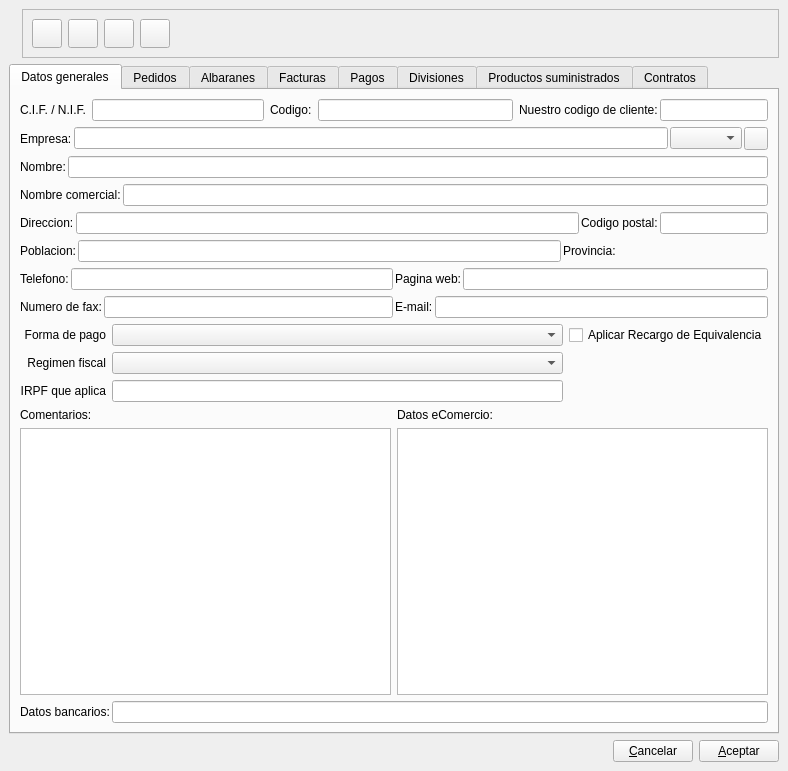
First picture: the form in bulmages/bulmafact/src/proveditbase.ui, repository eboladev/Bulmages-1, before the edit.
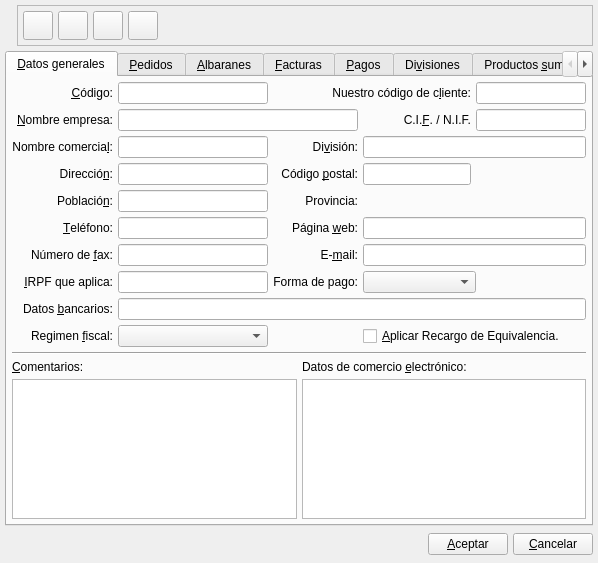
Second picture: the form after the edit. Icons and pictures are not drawn. Custom widgets are drawn as their Qt base class.

Commit message: Mejoradas algunas ventanas. Se ha anyadido un nuevo manual en el wiki 'Guia de Estilo Funcional'. Por ahora solo incluye los atajos de teclas (teclas rapidas) que se reservan para el conjunto de los programas BulmaGes. Ahora la tecla 'F5' ya no sirve para crear un nuevo presupuesto a cliente sino que se utilizara para actualizar los listados y sincronizarlos con la base de datos. Tambien se han hecho algunos cambios menores en algunos archivos. No es necesario actualizar la base de datos.

```diff
--- a/bulmages/bulmafact/src/proveditbase.ui
+++ b/bulmages/bulmafact/src/proveditbase.ui
@@ -6,8 +6,8 @@
    <rect>
     <x>0</x>
     <y>0</y>
-    <width>788</width>
-    <height>771</height>
+    <width>598</width>
+    <height>563</height>
    </rect>
   </property>
   <property name="windowTitle" >
@@ -18,10 +18,10 @@
   </property>
   <layout class="QVBoxLayout" >
    <property name="margin" >
-    <number>9</number>
+    <number>5</number>
    </property>
    <property name="spacing" >
-    <number>6</number>
+    <number>5</number>
    </property>
    <item>
     <layout class="QHBoxLayout" >
@@ -29,7 +29,7 @@
       <number>0</number>
      </property>
      <property name="spacing" >
-      <number>6</number>
+      <number>5</number>
      </property>
      <item>
       <widget class="QLabel" name="label" >
@@ -51,10 +51,10 @@
        </property>
        <layout class="QHBoxLayout" >
         <property name="margin" >
-         <number>9</number>
+         <number>5</number>
         </property>
         <property name="spacing" >
-         <number>6</number>
+         <number>5</number>
         </property>
         <item>
          <widget class="QToolButton" name="mui_crear" >
@@ -90,6 +90,9 @@
             <height>22</height>
            </size>
           </property>
+          <property name="shortcut" >
+           <string>Ctrl+N</string>
+          </property>
          </widget>
         </item>
         <item>
@@ -115,6 +118,9 @@
             <height>22</height>
            </size>
           </property>
+          <property name="shortcut" >
+           <string>Ctrl+S</string>
+          </property>
          </widget>
         </item>
         <item>
@@ -162,6 +168,9 @@
             <height>22</height>
            </size>
           </property>
+          <property name="shortcut" >
+           <string>Ctrl+P</string>
+          </property>
          </widget>
         </item>
         <item>
@@ -192,51 +201,29 @@
      </property>
      <widget class="QWidget" name="tab1" >
       <attribute name="title" >
-       <string>Datos generales</string>
+       <string>&amp;Datos generales</string>
       </attribute>
       <layout class="QGridLayout" >
        <property name="margin" >
-        <number>9</number>
+        <number>5</number>
        </property>
        <property name="spacing" >
-        <number>6</number>
+        <number>5</number>
        </property>
-       <item row="10" column="1" >
-        <widget class="QLineEdit" name="mui_irpfproveedor" />
-       </item>
-       <item row="10" column="0" >
-        <widget class="QLabel" name="textLabel2_8_8" >
-         <property name="text" >
-          <string>IRPF que aplica</string>
+       <item row="10" column="0" colspan="6" >
+        <widget class="Line" name="line" >
+         <property name="orientation" >
+          <enum>Qt::Horizontal</enum>
          </property>
-         <property name="alignment" >
-          <set>Qt::AlignRight|Qt::AlignTrailing|Qt::AlignVCenter</set>
-         </property>
-         <property name="buddy" >
-          <cstring></cstring>
-         </property>
         </widget>
        </item>
-       <item row="9" column="0" >
-        <widget class="QLabel" name="textLabel2_8_7" >
-         <property name="text" >
-          <string>Regimen fiscal</string>
-         </property>
-         <property name="alignment" >
-          <set>Qt::AlignRight|Qt::AlignTrailing|Qt::AlignVCenter</set>
-         </property>
-         <property name="buddy" >
-          <cstring></cstring>
-         </property>
-        </widget>
-       </item>
-       <item row="11" column="0" colspan="3" >
+       <item row="11" column="0" colspan="6" >
         <layout class="QHBoxLayout" >
          <property name="margin" >
           <number>0</number>
          </property>
          <property name="spacing" >
-          <number>6</number>
+          <number>5</number>
          </property>
          <item>
           <layout class="QVBoxLayout" >
@@ -244,17 +231,27 @@
             <number>0</number>
            </property>
            <property name="spacing" >
-            <number>6</number>
+            <number>5</number>
            </property>
            <item>
             <widget class="QLabel" name="textLabel2_4_2_2" >
              <property name="text" >
-              <string>Comentarios:</string>
+              <string>&amp;Comentarios:</string>
+             </property>
+             <property name="buddy" >
+              <cstring>m_comentproveedor</cstring>
              </property>
             </widget>
            </item>
            <item>
-            <widget class="QTextEdit" name="m_comentproveedor" />
+            <widget class="QTextEdit" name="m_comentproveedor" >
+             <property name="tabChangesFocus" >
+              <bool>true</bool>
+             </property>
+             <property name="textInteractionFlags" >
+              <enum>Qt::TextEditorInteraction</enum>
+             </property>
+            </widget>
            </item>
           </layout>
          </item>
@@ -264,7 +261,7 @@
             <number>0</number>
            </property>
            <property name="spacing" >
-            <number>6</number>
+            <number>5</number>
            </property>
            <item>
             <widget class="QLabel" name="textLabel2_4_2" >
@@ -283,224 +280,193 @@
               </size>
              </property>
              <property name="text" >
-              <string>Datos eComercio:</string>
+              <string>Datos de comercio &amp;electrónico:</string>
              </property>
+             <property name="buddy" >
+              <cstring>m_clavewebproveedor</cstring>
+             </property>
             </widget>
            </item>
            <item>
-            <widget class="QTextEdit" name="m_clavewebproveedor" />
+            <widget class="QTextEdit" name="m_clavewebproveedor" >
+             <property name="tabChangesFocus" >
+              <bool>true</bool>
+             </property>
+            </widget>
            </item>
           </layout>
          </item>
         </layout>
        </item>
-       <item row="8" column="2" >
-        <widget class="QCheckBox" name="mui_recargoeqproveedor" >
-         <property name="text" >
-          <string>Aplicar Recargo de Equivalencia</string>
+       <item row="7" column="5" >
+        <spacer>
+         <property name="orientation" >
+          <enum>Qt::Horizontal</enum>
          </property>
-        </widget>
-       </item>
-       <item row="8" column="1" >
-        <widget class="BusquedaFormaPago" name="mui_forma_pago" />
-       </item>
-       <item row="9" column="1" >
-        <widget class="BusquedaRegimenFiscal" name="mui_regimenfiscalproveedor" />
-       </item>
-       <item row="12" column="0" colspan="3" >
-        <layout class="QHBoxLayout" >
-         <property name="margin" >
-          <number>0</number>
+         <property name="sizeType" >
+          <enum>QSizePolicy::Preferred</enum>
          </property>
-         <property name="spacing" >
-          <number>2</number>
+         <property name="sizeHint" >
+          <size>
+           <width>141</width>
+           <height>20</height>
+          </size>
          </property>
-         <item>
-          <widget class="QLabel" name="textLabel2_4_3" >
-           <property name="text" >
-            <string>Datos bancarios:</string>
+        </spacer>
+       </item>
+       <item row="7" column="3" colspan="2" >
+        <widget class="BusquedaFormaPago" name="mui_forma_pago" >
+         <property name="minimumSize" >
+          <size>
+           <width>0</width>
+           <height>0</height>
+          </size>
            </property>
           </widget>
          </item>
-         <item>
-          <widget class="QLineEdit" name="m_cbancproveedor" />
-         </item>
-        </layout>
-       </item>
-       <item row="7" column="0" colspan="3" >
-        <layout class="QHBoxLayout" >
-         <property name="margin" >
-          <number>0</number>
+       <item row="7" column="2" >
+        <widget class="QLabel" name="textLabel2_8_6" >
+         <property name="text" >
+          <string>Forma de pago:</string>
          </property>
-         <property name="spacing" >
-          <number>2</number>
+         <property name="alignment" >
+          <set>Qt::AlignRight|Qt::AlignTrailing|Qt::AlignVCenter</set>
          </property>
-         <item>
-          <layout class="QHBoxLayout" >
-           <property name="margin" >
-            <number>0</number>
-           </property>
-           <property name="spacing" >
-            <number>2</number>
-           </property>
-           <item>
-            <widget class="QLabel" name="textLabel2_8_2" >
-             <property name="text" >
-              <string>Numero de fax:</string>
-             </property>
-            </widget>
-           </item>
-           <item>
-            <widget class="QLineEdit" name="m_faxproveedor" />
-           </item>
-          </layout>
-         </item>
-         <item>
-          <layout class="QHBoxLayout" >
-           <property name="margin" >
-            <number>0</number>
-           </property>
-           <property name="spacing" >
-            <number>2</number>
-           </property>
-           <item>
+         <property name="buddy" >
+          <cstring>mui_forma_pago</cstring>
+         </property>
+        </widget>
+       </item>
+       <item row="7" column="0" >
+        <widget class="QLabel" name="textLabel2_8_8" >
+         <property name="text" >
+          <string>&amp;IRPF que aplica:</string>
+         </property>
+         <property name="alignment" >
+          <set>Qt::AlignRight|Qt::AlignTrailing|Qt::AlignVCenter</set>
+         </property>
+         <property name="buddy" >
+          <cstring>mui_irpfproveedor</cstring>
+         </property>
+        </widget>
+       </item>
+       <item row="6" column="2" >
             <widget class="QLabel" name="textLabel2_8_3" >
              <property name="text" >
-              <string>E-mail:</string>
+          <string>E-&amp;mail:</string>
+         </property>
+         <property name="alignment" >
+          <set>Qt::AlignRight|Qt::AlignTrailing|Qt::AlignVCenter</set>
+         </property>
+         <property name="buddy" >
+          <cstring>m_emailproveedor</cstring>
              </property>
             </widget>
            </item>
-           <item>
+       <item row="6" column="3" colspan="3" >
             <widget class="QLineEdit" name="m_emailproveedor" />
            </item>
-          </layout>
-         </item>
-        </layout>
-       </item>
-       <item row="6" column="0" colspan="3" >
-        <layout class="QHBoxLayout" >
-         <property name="margin" >
-          <number>0</number>
-         </property>
-         <property name="spacing" >
-          <number>2</number>
-         </property>
-         <item>
-          <layout class="QHBoxLayout" >
-           <property name="margin" >
-            <number>0</number>
-           </property>
-           <property name="spacing" >
-            <number>2</number>
-           </property>
-           <item>
-            <widget class="QLabel" name="textLabel2_8" >
-             <property name="text" >
-              <string>Telefono:</string>
-             </property>
-            </widget>
-           </item>
-           <item>
-            <widget class="QLineEdit" name="m_telproveedor" />
-           </item>
-          </layout>
-         </item>
-         <item>
-          <layout class="QHBoxLayout" >
-           <property name="margin" >
-            <number>0</number>
-           </property>
-           <property name="spacing" >
-            <number>2</number>
-           </property>
-           <item>
+       <item row="5" column="2" >
             <widget class="QLabel" name="textLabel2_8_4" >
              <property name="text" >
-              <string>Pagina web:</string>
+          <string>Página &amp;web:</string>
+         </property>
+         <property name="alignment" >
+          <set>Qt::AlignRight|Qt::AlignTrailing|Qt::AlignVCenter</set>
+         </property>
+         <property name="buddy" >
+          <cstring>m_urlproveedor</cstring>
              </property>
             </widget>
            </item>
-           <item>
+       <item row="5" column="3" colspan="3" >
             <widget class="QLineEdit" name="m_urlproveedor" />
            </item>
-          </layout>
-         </item>
-        </layout>
+       <item row="4" column="3" colspan="3" >
+        <widget class="BusquedaProvincia" native="1" name="m_provproveedor" >
+         <property name="minimumSize" >
+          <size>
+           <width>150</width>
+           <height>0</height>
+          </size>
+         </property>
+        </widget>
+       </item>
+       <item row="6" column="1" >
+        <widget class="QLineEdit" name="m_faxproveedor" />
        </item>
-       <item row="5" column="0" colspan="3" >
-        <layout class="QHBoxLayout" >
-         <property name="margin" >
-          <number>0</number>
+       <item row="6" column="0" >
+        <widget class="QLabel" name="textLabel2_8_2" >
+         <property name="text" >
+          <string>Número de &amp;fax:</string>
          </property>
-         <property name="spacing" >
-          <number>2</number>
+         <property name="alignment" >
+          <set>Qt::AlignRight|Qt::AlignTrailing|Qt::AlignVCenter</set>
          </property>
-         <item>
-          <widget class="QLabel" name="textLabel2_9" >
-           <property name="text" >
-            <string>Poblacion:</string>
+         <property name="buddy" >
+          <cstring>m_faxproveedor</cstring>
            </property>
           </widget>
          </item>
-         <item>
-          <widget class="QLineEdit" name="m_poblproveedor" />
-         </item>
-         <item>
+       <item row="5" column="1" >
+        <widget class="QLineEdit" name="m_telproveedor" />
+       </item>
+       <item row="5" column="0" >
+        <widget class="QLabel" name="textLabel2_8" >
+         <property name="text" >
+          <string>&amp;Teléfono:</string>
+         </property>
+         <property name="alignment" >
+          <set>Qt::AlignRight|Qt::AlignTrailing|Qt::AlignVCenter</set>
+         </property>
+         <property name="buddy" >
+          <cstring>m_telproveedor</cstring>
+         </property>
+        </widget>
+       </item>
+       <item row="4" column="2" >
           <widget class="QLabel" name="textLabel2_9_2" >
            <property name="text" >
             <string>Provincia:</string>
            </property>
-          </widget>
-         </item>
-         <item>
-          <widget class="BusquedaProvincia" native="1" name="m_provproveedor" >
-           <property name="minimumSize" >
-            <size>
-             <width>150</width>
-             <height>0</height>
-            </size>
+         <property name="alignment" >
+          <set>Qt::AlignRight|Qt::AlignTrailing|Qt::AlignVCenter</set>
            </property>
           </widget>
          </item>
-        </layout>
+       <item row="4" column="1" >
+        <widget class="QLineEdit" name="m_poblproveedor" />
        </item>
-       <item row="4" column="0" colspan="3" >
-        <layout class="QHBoxLayout" >
-         <property name="margin" >
-          <number>0</number>
+       <item row="4" column="0" >
+        <widget class="QLabel" name="textLabel2_9" >
+         <property name="text" >
+          <string>Població&amp;n:</string>
          </property>
-         <property name="spacing" >
-          <number>2</number>
+         <property name="alignment" >
+          <set>Qt::AlignRight|Qt::AlignTrailing|Qt::AlignVCenter</set>
          </property>
-         <item>
-          <layout class="QHBoxLayout" >
-           <property name="margin" >
-            <number>0</number>
-           </property>
-           <property name="spacing" >
-            <number>2</number>
-           </property>
-           <item>
+         <property name="buddy" >
+          <cstring>m_poblproveedor</cstring>
+         </property>
+        </widget>
+       </item>
+       <item row="3" column="0" >
             <widget class="QLabel" name="textLabel2_6" >
              <property name="text" >
-              <string>Direccion:</string>
+          <string>Direcció&amp;n:</string>
+         </property>
+         <property name="alignment" >
+          <set>Qt::AlignRight|Qt::AlignTrailing|Qt::AlignVCenter</set>
+         </property>
+         <property name="buddy" >
+          <cstring>m_dirproveedor</cstring>
              </property>
             </widget>
            </item>
-           <item>
+       <item row="3" column="1" >
             <widget class="QLineEdit" name="m_dirproveedor" />
            </item>
-          </layout>
-         </item>
-         <item>
-          <layout class="QHBoxLayout" >
-           <property name="margin" >
-            <number>0</number>
-           </property>
-           <property name="spacing" >
-            <number>2</number>
-           </property>
-           <item>
+       <item row="3" column="2" >
             <widget class="QLabel" name="textLabel2_7" >
              <property name="sizePolicy" >
               <sizepolicy>
@@ -511,11 +477,30 @@
               </sizepolicy>
              </property>
              <property name="text" >
-              <string>Codigo postal:</string>
+          <string>Código &amp;postal:</string>
+         </property>
+         <property name="alignment" >
+          <set>Qt::AlignRight|Qt::AlignTrailing|Qt::AlignVCenter</set>
+         </property>
+         <property name="buddy" >
+          <cstring>m_cpproveedor</cstring>
              </property>
             </widget>
            </item>
-           <item>
+       <item row="3" column="4" colspan="2" >
+        <spacer>
+         <property name="orientation" >
+          <enum>Qt::Horizontal</enum>
+         </property>
+         <property name="sizeHint" >
+          <size>
+           <width>171</width>
+           <height>20</height>
+          </size>
+         </property>
+        </spacer>
+       </item>
+       <item row="3" column="3" >
             <widget class="QLineEdit" name="m_cpproveedor" >
              <property name="sizePolicy" >
               <sizepolicy>
@@ -527,171 +512,183 @@
              </property>
             </widget>
            </item>
-          </layout>
-         </item>
-        </layout>
+       <item row="2" column="2" >
+        <widget class="QLabel" name="textLabel2_2_2" >
+         <property name="text" >
+          <string>Di&amp;visión:</string>
+         </property>
+         <property name="alignment" >
+          <set>Qt::AlignRight|Qt::AlignTrailing|Qt::AlignVCenter</set>
+         </property>
+         <property name="buddy" >
+          <cstring>m_iddivision</cstring>
+         </property>
+        </widget>
+       </item>
+       <item row="2" column="3" colspan="3" >
+        <widget class="QLineEdit" name="m_iddivision" />
        </item>
-       <item row="3" column="0" colspan="3" >
-        <layout class="QHBoxLayout" >
-         <property name="margin" >
-          <number>0</number>
+       <item row="2" column="1" >
+        <widget class="QLineEdit" name="m_nomaltproveedor" >
+         <property name="minimumSize" >
+          <size>
+           <width>150</width>
+           <height>0</height>
+          </size>
          </property>
-         <property name="spacing" >
-          <number>2</number>
-         </property>
-         <item>
+        </widget>
+       </item>
+       <item row="2" column="0" >
           <widget class="QLabel" name="textLabel2_4" >
            <property name="text" >
-            <string>Nombre comercial:</string>
+          <string>Nombre comercia&amp;l:</string>
+         </property>
+         <property name="alignment" >
+          <set>Qt::AlignRight|Qt::AlignTrailing|Qt::AlignVCenter</set>
+         </property>
+         <property name="buddy" >
+          <cstring>m_nomaltproveedor</cstring>
            </property>
           </widget>
          </item>
-         <item>
-          <widget class="QLineEdit" name="m_nomaltproveedor" />
-         </item>
-        </layout>
-       </item>
-       <item row="2" column="0" colspan="3" >
-        <layout class="QHBoxLayout" >
-         <property name="margin" >
-          <number>0</number>
-         </property>
-         <property name="spacing" >
-          <number>2</number>
-         </property>
-         <item>
+       <item row="1" column="0" >
           <widget class="QLabel" name="textLabel2_2" >
            <property name="text" >
-            <string>Nombre:</string>
+          <string>&amp;Nombre empresa:</string>
+         </property>
+         <property name="alignment" >
+          <set>Qt::AlignRight|Qt::AlignTrailing|Qt::AlignVCenter</set>
+         </property>
+         <property name="buddy" >
+          <cstring>m_nomproveedor</cstring>
            </property>
           </widget>
          </item>
-         <item>
+       <item row="1" column="1" colspan="2" >
           <widget class="QLineEdit" name="m_nomproveedor" />
          </item>
-        </layout>
-       </item>
-       <item row="1" column="0" colspan="3" >
-        <layout class="QHBoxLayout" >
-         <property name="margin" >
-          <number>0</number>
+       <item row="1" column="4" colspan="2" >
+        <widget class="QLineEdit" name="m_cifproveedor" >
+         <property name="minimumSize" >
+          <size>
+           <width>100</width>
+           <height>0</height>
+          </size>
          </property>
-         <property name="spacing" >
-          <number>2</number>
-         </property>
-         <item>
-          <widget class="QLabel" name="textLabel2_2_2" >
-           <property name="text" >
-            <string>Empresa:</string>
-           </property>
-          </widget>
-         </item>
-         <item>
-          <widget class="QLineEdit" name="m_iddivision" />
-         </item>
-         <item>
-          <widget class="QComboBox" name="comboBox3" />
-         </item>
-         <item>
-          <widget class="QToolButton" name="toolButton1_3_2_2_2_2_2_2" >
-           <property name="text" >
-            <string/>
-           </property>
-           <property name="icon" >
-            <iconset>image6</iconset>
-           </property>
-          </widget>
-         </item>
-        </layout>
-       </item>
-       <item row="0" column="0" colspan="3" >
-        <layout class="QHBoxLayout" >
-         <property name="margin" >
-          <number>0</number>
-         </property>
-         <property name="spacing" >
-          <number>6</number>
-         </property>
-         <item>
-          <layout class="QHBoxLayout" >
-           <property name="margin" >
-            <number>0</number>
-           </property>
-           <property name="spacing" >
-            <number>6</number>
-           </property>
-           <item>
+        </widget>
+       </item>
+       <item row="1" column="3" >
             <widget class="QLabel" name="textLabel2_5" >
              <property name="text" >
-              <string>C.I.F. / N.I.F.</string>
+          <string>C.I.&amp;F. / N.I.F.</string>
+         </property>
+         <property name="alignment" >
+          <set>Qt::AlignRight|Qt::AlignTrailing|Qt::AlignVCenter</set>
+         </property>
+         <property name="buddy" >
+          <cstring>m_cifproveedor</cstring>
              </property>
             </widget>
            </item>
-           <item>
-            <widget class="QLineEdit" name="m_cifproveedor" />
-           </item>
-          </layout>
-         </item>
-         <item>
-          <layout class="QHBoxLayout" >
-           <property name="margin" >
-            <number>0</number>
-           </property>
-           <property name="spacing" >
-            <number>6</number>
-           </property>
-           <item>
+       <item row="0" column="0" >
             <widget class="QLabel" name="textLabel2_10" >
              <property name="text" >
-              <string>Codigo:</string>
+          <string>&amp;Código:</string>
+         </property>
+         <property name="alignment" >
+          <set>Qt::AlignRight|Qt::AlignTrailing|Qt::AlignVCenter</set>
+         </property>
+         <property name="buddy" >
+          <cstring>mui_codproveedor</cstring>
              </property>
             </widget>
            </item>
-           <item>
+       <item row="0" column="1" >
             <widget class="QLineEdit" name="mui_codproveedor" />
            </item>
-          </layout>
-         </item>
-         <item>
-          <layout class="QHBoxLayout" >
-           <property name="margin" >
-            <number>0</number>
-           </property>
-           <property name="spacing" >
-            <number>2</number>
-           </property>
-           <item>
-            <widget class="QLabel" name="textLabel2_3" >
-             <property name="text" >
-              <string>Nuestro codigo de cliente:</string>
-             </property>
-            </widget>
-           </item>
-           <item>
+       <item row="0" column="4" colspan="2" >
             <widget class="QLineEdit" name="m_codicliproveedor" />
            </item>
-          </layout>
-         </item>
-        </layout>
+       <item row="0" column="2" colspan="2" >
+        <widget class="QLabel" name="textLabel2_3" >
+         <property name="text" >
+          <string>Nuestro código de c&amp;liente:</string>
+         </property>
+         <property name="alignment" >
+          <set>Qt::AlignRight|Qt::AlignTrailing|Qt::AlignVCenter</set>
+         </property>
+         <property name="buddy" >
+          <cstring>m_codicliproveedor</cstring>
+         </property>
+        </widget>
+       </item>
+       <item row="8" column="1" colspan="5" >
+        <widget class="QLineEdit" name="m_cbancproveedor" />
        </item>
        <item row="8" column="0" >
-        <widget class="QLabel" name="textLabel2_8_6" >
+        <widget class="QLabel" name="textLabel2_4_3" >
          <property name="text" >
-          <string>Forma de pago</string>
+          <string>Datos &amp;bancarios:</string>
          </property>
          <property name="alignment" >
           <set>Qt::AlignRight|Qt::AlignTrailing|Qt::AlignVCenter</set>
          </property>
          <property name="buddy" >
-          <cstring></cstring>
+          <cstring>m_cbancproveedor</cstring>
          </property>
         </widget>
        </item>
+       <item row="7" column="1" >
+        <widget class="QLineEdit" name="mui_irpfproveedor" />
+       </item>
+       <item row="9" column="0" >
+        <widget class="QLabel" name="textLabel2_8_7" >
+         <property name="text" >
+          <string>Regimen &amp;fiscal:</string>
+         </property>
+         <property name="alignment" >
+          <set>Qt::AlignRight|Qt::AlignTrailing|Qt::AlignVCenter</set>
+         </property>
+         <property name="buddy" >
+          <cstring>mui_regimenfiscalproveedor</cstring>
+         </property>
+        </widget>
+       </item>
+       <item row="9" column="1" >
+        <widget class="BusquedaRegimenFiscal" name="mui_regimenfiscalproveedor" >
+         <property name="minimumSize" >
+          <size>
+           <width>0</width>
+           <height>0</height>
+          </size>
+         </property>
+        </widget>
+       </item>
+       <item row="9" column="3" colspan="3" >
+        <widget class="QCheckBox" name="mui_recargoeqproveedor" >
+         <property name="text" >
+          <string>&amp;Aplicar Recargo de Equivalencia.</string>
+         </property>
+        </widget>
+       </item>
+       <item row="9" column="2" >
+        <spacer>
+         <property name="orientation" >
+          <enum>Qt::Horizontal</enum>
+         </property>
+         <property name="sizeHint" >
+          <size>
+           <width>81</width>
+           <height>20</height>
+          </size>
+         </property>
+        </spacer>
+       </item>
       </layout>
      </widget>
      <widget class="QWidget" name="tab2" >
       <attribute name="title" >
-       <string>Pedidos</string>
+       <string>&amp;Pedidos</string>
       </attribute>
       <layout class="QVBoxLayout" >
        <property name="margin" >
@@ -707,7 +704,7 @@
      </widget>
      <widget class="QWidget" name="tab3" >
       <attribute name="title" >
-       <string>Albaranes</string>
+       <string>&amp;Albaranes</string>
       </attribute>
       <layout class="QVBoxLayout" >
        <property name="margin" >
@@ -723,7 +720,7 @@
      </widget>
      <widget class="QWidget" name="tab4" >
       <attribute name="title" >
-       <string>Facturas</string>
+       <string>&amp;Facturas</string>
       </attribute>
       <layout class="QVBoxLayout" >
        <property name="margin" >
@@ -739,7 +736,7 @@
      </widget>
      <widget class="QWidget" name="tab5" >
       <attribute name="title" >
-       <string>Pagos</string>
+       <string>&amp;Pagos</string>
       </attribute>
       <layout class="QVBoxLayout" >
        <property name="margin" >
@@ -755,7 +752,7 @@
      </widget>
      <widget class="QWidget" name="tab6" >
       <attribute name="title" >
-       <string>Divisiones</string>
+       <string>Di&amp;visiones</string>
       </attribute>
       <layout class="QVBoxLayout" >
        <property name="margin" >
@@ -859,7 +856,7 @@
      </widget>
      <widget class="QWidget" name="tab7" >
       <attribute name="title" >
-       <string>Productos suministrados</string>
+       <string>Productos &amp;suministrados</string>
       </attribute>
       <layout class="QVBoxLayout" >
        <property name="margin" >
@@ -938,7 +935,7 @@
      </widget>
      <widget class="QWidget" name="tab8" >
       <attribute name="title" >
-       <string>Contratos</string>
+       <string>&amp;Contratos</string>
       </attribute>
       <widget class="QWidget" name="layout79" >
        <property name="geometry" >
@@ -1111,7 +1108,7 @@
       <number>0</number>
      </property>
      <property name="spacing" >
-      <number>6</number>
+      <number>5</number>
      </property>
      <item>
       <spacer>
@@ -1120,19 +1117,12 @@
        </property>
        <property name="sizeHint" >
         <size>
-         <width>581</width>
-         <height>20</height>
+         <width>481</width>
+         <height>27</height>
         </size>
        </property>
       </spacer>
      </item>
-     <item>
-      <widget class="QPushButton" name="mui_cancelar" >
-       <property name="text" >
-        <string>&amp;Cancelar</string>
-       </property>
-      </widget>
-     </item>
      <item>
       <widget class="QPushButton" name="mui_aceptar" >
        <property name="text" >
@@ -1140,6 +1130,13 @@
        </property>
       </widget>
      </item>
+     <item>
+      <widget class="QPushButton" name="mui_cancelar" >
+       <property name="text" >
+        <string>&amp;Cancelar</string>
+       </property>
+      </widget>
+     </item>
     </layout>
    </item>
   </layout>
@@ -1147,12 +1144,7 @@
  <layoutdefault spacing="2" margin="2" />
  <customwidgets>
   <customwidget>
-   <class>BusquedaFormaPago</class>
-   <extends>QComboBox</extends>
-   <header>busquedaformapago.h</header>
-  </customwidget>
-  <customwidget>
-   <class>PagosList</class>
+   <class>PedidosProveedorList</class>
    <extends>QWidget</extends>
    <header>pagoslist.h</header>
   </customwidget>
@@ -1161,6 +1153,11 @@
    <extends>QWidget</extends>
    <header>albaranesproveedor.h</header>
   </customwidget>
+  <customwidget>
+   <class>PagosList</class>
+   <extends>QWidget</extends>
+   <header>pagoslist.h</header>
+  </customwidget>
   <customwidget>
    <class>FacturasProveedorList</class>
    <extends>QWidget</extends>
@@ -1172,9 +1169,9 @@
    <header>busquedaregimenfiscal.h</header>
   </customwidget>
   <customwidget>
-   <class>PedidosProveedorList</class>
-   <extends>QWidget</extends>
-   <header>pedidosproveedorlist.h</header>
+   <class>BusquedaFormaPago</class>
+   <extends>QComboBox</extends>
+   <header>busquedaformapago.h</header>
   </customwidget>
   <customwidget>
    <class>BusquedaProvincia</class>
```
Left out of the diff: 46 changed lines with no effect on the pictures. Lines whose indentation alone changed are shown as unchanged. The commit also changes 9 other files.
